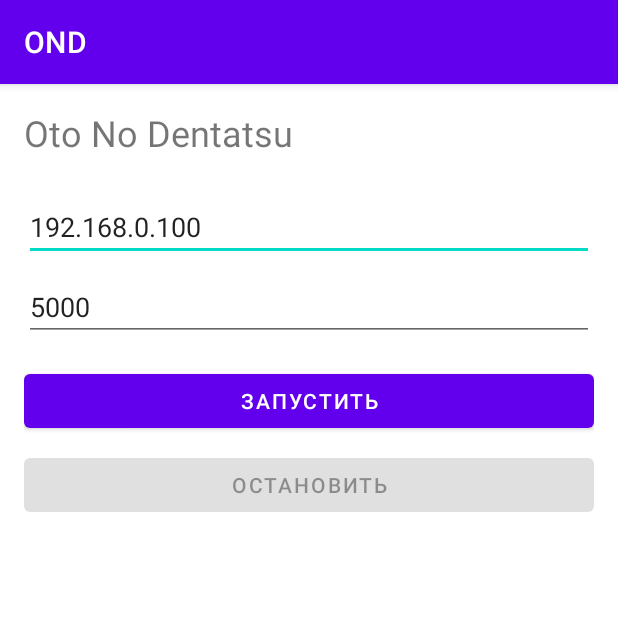
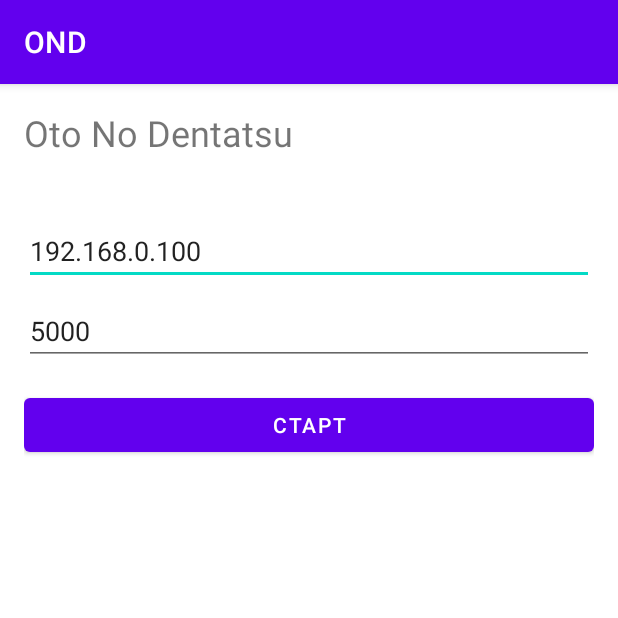
Before and after one commit to WabyCheck/OtonoDentatsu-Android, an Android app: the screen it shows after launch (MainActivity), on a phone screen of 412 x 824 dp, the top half of it. Run offline under Robolectric (Android 15) with nearby library versions, the phone set to English and light mode, and no system bars.

Commit message:
feat(ui): single Start/Stop button and spacing; fix HELLO reliability with retries and logging

```diff
--- a/app/src/main/java/com/wabycheck/ond/MainActivity.kt
+++ b/app/src/main/java/com/wabycheck/ond/MainActivity.kt
@@ -21,8 +21,7 @@ class MainActivity : AppCompatActivity() {
 
     private lateinit var editTextIP: EditText
     private lateinit var editTextPort: EditText
-    private lateinit var buttonStart: Button
-    private lateinit var buttonStop: Button
+    private lateinit var buttonToggle: Button
 
     private var bound = false
     private var service: AudioStreamService? = null
@@ -63,14 +62,20 @@ class MainActivity : AppCompatActivity() {
         // Инициализация Views
         editTextIP = findViewById(R.id.editTextIP)
         editTextPort = findViewById(R.id.editTextPort)
-        buttonStart = findViewById(R.id.buttonStart)
-        buttonStop = findViewById(R.id.buttonStop)
+        buttonToggle = findViewById(R.id.buttonToggle)
 
         // Установка значений по умолчанию
         editTextIP.setText("192.168.0.100")
         editTextPort.setText("5000")
 
-        buttonStart.setOnClickListener {
+        buttonToggle.setOnClickListener {
+            buttonToggle.isEnabled = false
+            if (service?.isStreamRunning() == true) {
+                val intent = Intent(this, AudioStreamService::class.java).apply {
+                    action = AudioStreamService.ACTION_STOP
+                }
+                startService(intent)
+            } else {
                 ensureNotificationPermission()
 
                 val ip = editTextIP.text.toString()
@@ -78,12 +83,14 @@ class MainActivity : AppCompatActivity() {
 
                 if (ip.isEmpty() || portText.isEmpty()) {
                     Toast.makeText(this, "Заполните IP и порт", Toast.LENGTH_SHORT).show()
+                    buttonToggle.isEnabled = true
                     return@setOnClickListener
                 }
 
                 val port = portText.toIntOrNull()
                 if (port == null) {
                     Toast.makeText(this, "Порт должен быть числом", Toast.LENGTH_SHORT).show()
+                    buttonToggle.isEnabled = true
                     return@setOnClickListener
                 }
 
@@ -93,21 +100,10 @@ class MainActivity : AppCompatActivity() {
                     putExtra(AudioStreamService.EXTRA_SERVER_IP, ip)
                 }
                 ContextCompat.startForegroundService(this, intent)
-
-            buttonStart.isEnabled = false
-            buttonStop.isEnabled = true
                 Toast.makeText(this, "Слушаем на порту $port", Toast.LENGTH_SHORT).show()
             }
-
-        buttonStop.setOnClickListener {
-            val intent = Intent(this, AudioStreamService::class.java).apply {
-                action = AudioStreamService.ACTION_STOP
-            }
-            startService(intent)
-
-            buttonStart.isEnabled = true
-            buttonStop.isEnabled = false
-            Toast.makeText(this, "Остановлено", Toast.LENGTH_SHORT).show()
+            // state will be updated by broadcast; re-enable button
+            buttonToggle.isEnabled = true
         }
     }
 
@@ -148,7 +144,7 @@ class MainActivity : AppCompatActivity() {
     }
 
     private fun applyRunningState(running: Boolean) {
-        buttonStart.isEnabled = !running
-        buttonStop.isEnabled = running
+        buttonToggle.text = if (running) "Стоп" else "Старт"
+        buttonToggle.isEnabled = true
     }
 }
--- a/app/src/main/java/com/wabycheck/ond/UDPReceiver.kt
+++ b/app/src/main/java/com/wabycheck/ond/UDPReceiver.kt
@@ -64,6 +64,7 @@ class UDPReceiver(
             val addr = InetAddress.getByName(targetIp)
             val packet = DatagramPacket(data, data.size, addr, targetPort)
             s.send(packet)
+            Log.d("UDPReceiver", "HELLO sent to $targetIp:$targetPort from port ${s.localPort}")
         } catch (_: Exception) {
         }
     }
--- a/app/src/main/res/layout/activity_main.xml
+++ b/app/src/main/res/layout/activity_main.xml
@@ -18,6 +18,7 @@
         android:layout_height="wrap_content"
         android:hint="Введите IP (например, 192.168.0.100)"
         android:inputType="text"
+        android:layout_marginTop="16dp"
         android:layout_marginBottom="8dp" />
 
     <EditText
@@ -29,17 +30,9 @@
         android:inputType="number" />
 
     <Button
-        android:id="@+id/buttonStart"
+        android:id="@+id/buttonToggle"
         android:layout_width="match_parent"
         android:layout_height="wrap_content"
-        android:layout_marginBottom="8dp"
-        android:text="Запустить" />
-
-    <Button
-        android:id="@+id/buttonStop"
-        android:layout_width="match_parent"
-        android:layout_height="wrap_content"
-        android:enabled="false"
-        android:text="Остановить" />
+        android:text="Старт" />
 
 </LinearLayout>
```
Also changed, not shown: app/src/main/java/com/wabycheck/ond/AudioStreamService.kt (+9 -2 lines). Lines whose indentation alone changed are shown as unchanged.
